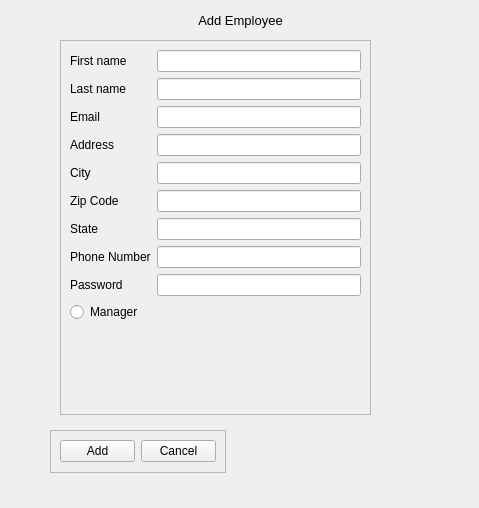
The window that addemployee.ui (ButterSydUp/Blockbusted) describes before a commit, drawn with Qt 5.
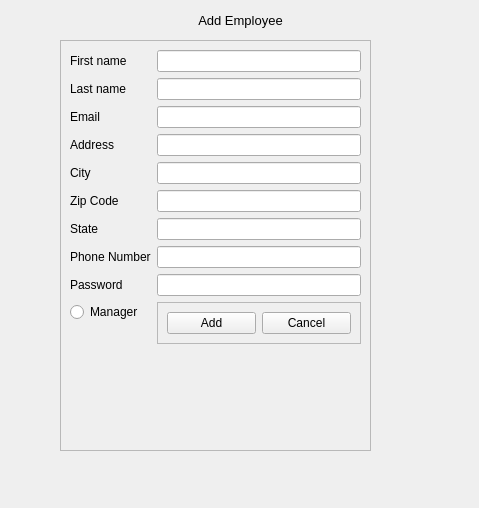
The same window after the commit.

```diff
--- a/addemployee.ui
+++ b/addemployee.ui
@@ -43,7 +43,7 @@
      <x>60</x>
      <y>40</y>
      <width>311</width>
-     <height>375</height>
+     <height>411</height>
     </rect>
    </property>
    <property name="frameShape">
@@ -127,25 +127,6 @@
     <item row="14" column="1">
      <widget class="QLineEdit" name="empState"/>
     </item>
-    <item row="20" column="1">
-     <widget class="QLineEdit" name="empPass"/>
-    </item>
-    <item row="22" column="0" colspan="2">
-     <widget class="QRadioButton" name="empOrMana">
-      <property name="text">
-       <string>Manager</string>
-      </property>
-      <property name="checked">
-       <bool>false</bool>
-      </property>
-      <property name="autoRepeat">
-       <bool>false</bool>
-      </property>
-     </widget>
-    </item>
-    <item row="17" column="1">
-     <widget class="QLineEdit" name="empPhone"/>
-    </item>
     <item row="17" column="0">
      <widget class="QLabel" name="phoneNumber">
       <property name="text">
@@ -153,6 +134,9 @@
       </property>
      </widget>
     </item>
+    <item row="17" column="1">
+     <widget class="QLineEdit" name="empPhone"/>
+    </item>
     <item row="20" column="0">
      <widget class="QLabel" name="password">
       <property name="text">
@@ -160,17 +144,11 @@
       </property>
      </widget>
     </item>
-   </layout>
-  </widget>
+    <item row="20" column="1">
+     <widget class="QLineEdit" name="empPass"/>
+    </item>
+    <item row="21" column="1">
   <widget class="QFrame" name="frame_2">
-   <property name="geometry">
-    <rect>
-     <x>50</x>
-     <y>430</y>
-     <width>176</width>
-     <height>43</height>
-    </rect>
-   </property>
    <property name="frameShape">
     <enum>QFrame::StyledPanel</enum>
    </property>
@@ -189,6 +167,22 @@
      <widget class="QPushButton" name="cancelButton">
       <property name="text">
        <string>Cancel</string>
+         </property>
+        </widget>
+       </item>
+      </layout>
+     </widget>
+    </item>
+    <item row="21" column="0">
+     <widget class="QRadioButton" name="empOrMana">
+      <property name="text">
+       <string>Manager</string>
+      </property>
+      <property name="checked">
+       <bool>false</bool>
+      </property>
+      <property name="autoRepeat">
+       <bool>false</bool>
       </property>
      </widget>
     </item>
```
Lines whose indentation alone changed are shown as unchanged.
